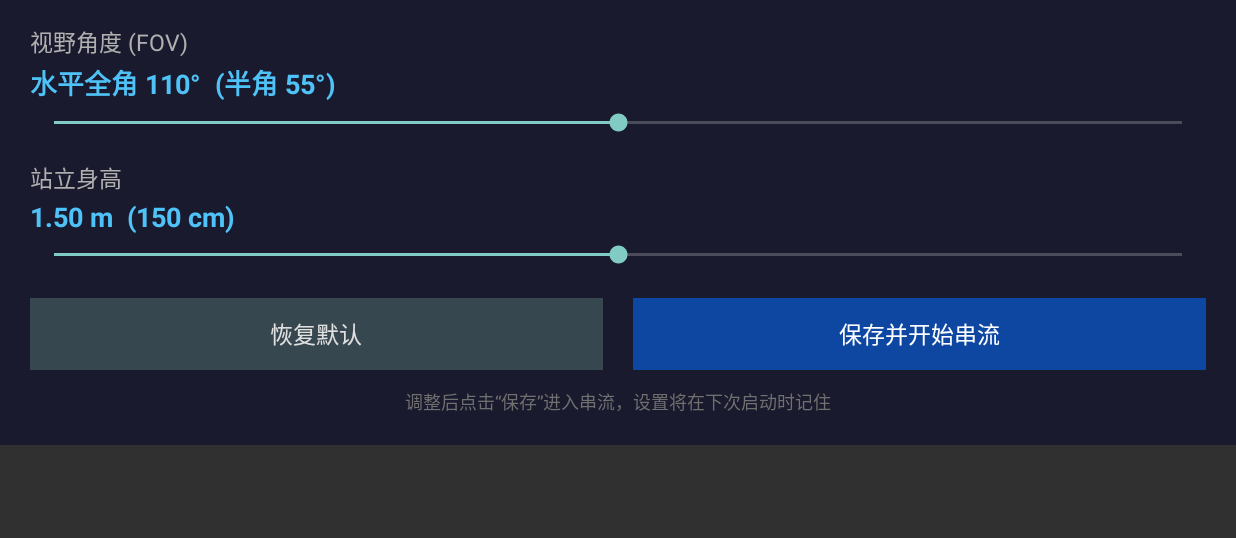
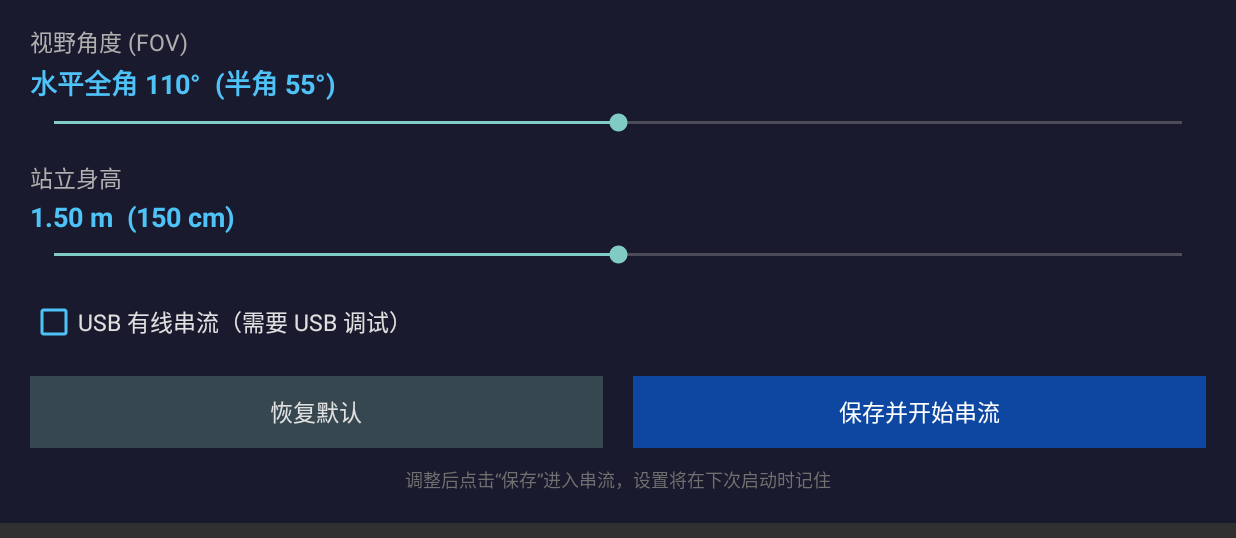
Before and after one commit to xys20071111/ALVR-Client-For-Pico-Neo-2, an Android app: the screen it shows after launch (SettingsActivity), on a phone screen of 824 x 412 dp (held sideways), the part 80-618 px from its top. Run offline under Robolectric (Android 15) with nearby library versions, the phone set to English and light mode, and no system bars.

Commit message:
Add USB wired streaming mode

```diff
--- a/app/src/main/java/top/playtbsxys/picostreamer/PicoALVRActivity.java
+++ b/app/src/main/java/top/playtbsxys/picostreamer/PicoALVRActivity.java
@@ -147,7 +147,9 @@ public class PicoALVRActivity extends VRActivity implements RenderInterface {
         Log.i(TAG, "Stream config from prefs: fovH=" + fovH + " fovV=" + fovV + " height=" + height);
         setStreamConfigNative(fovH, fovV, height);
 
-        initializeNative();
+        boolean wiredStreaming = getIntent().getBooleanExtra(
+            "wired_streaming", prefs.getBoolean("wired_streaming", false));
+        initializeNative(wiredStreaming);
         mPvrClient.startVRMode();
     }
 
@@ -342,7 +344,7 @@ public class PicoALVRActivity extends VRActivity implements RenderInterface {
     // ===== Native methods =====
 
     private native void setStreamConfigNative(float fovH, float fovV, float height);
-    private native void initializeNative();
+    private native void initializeNative(boolean wiredStreaming);
     private native void resumeNative();
     private native void pauseNative();
     private native void destroyNative();
--- a/app/src/main/java/top/playtbsxys/picostreamer/SettingsActivity.java
+++ b/app/src/main/java/top/playtbsxys/picostreamer/SettingsActivity.java
@@ -6,6 +6,7 @@ import android.content.SharedPreferences;
 import android.os.Bundle;
 import android.view.View;
 import android.widget.Button;
+import android.widget.CheckBox;
 import android.widget.SeekBar;
 import android.widget.TextView;
 
@@ -30,6 +31,7 @@ public class SettingsActivity extends Activity {
 
     private SeekBar mSbFov;
     private SeekBar mSbHeight;
+    private CheckBox mCbWiredStreaming;
     private TextView mTvFovValue;
     private TextView mTvHeightValue;
     private SharedPreferences mPrefs;
@@ -46,6 +48,7 @@ public class SettingsActivity extends Activity {
 
         mSbFov = findViewById(R.id.sb_fov);
         mSbHeight = findViewById(R.id.sb_height);
+        mCbWiredStreaming = findViewById(R.id.cb_wired_streaming);
         mTvFovValue = findViewById(R.id.tv_fov_value);
         mTvHeightValue = findViewById(R.id.tv_height_value);
         Button btnSave = findViewById(R.id.btn_save);
@@ -54,12 +57,14 @@ public class SettingsActivity extends Activity {
         // Load saved values
         float savedFov = mPrefs.getFloat("fov_h", FOV_DEFAULT);
         float savedHeight = mPrefs.getFloat("standing_height", HEIGHT_DEFAULT);
+        boolean wiredStreaming = mPrefs.getBoolean("wired_streaming", false);
 
         mSbFov.setMax((int)(FOV_MAX - FOV_MIN));
         mSbFov.setProgress((int)(savedFov - FOV_MIN));
 
         mSbHeight.setMax((int)((HEIGHT_MAX - HEIGHT_MIN) * 100));
         mSbHeight.setProgress((int)((savedHeight - HEIGHT_MIN) * 100));
+        mCbWiredStreaming.setChecked(wiredStreaming);
 
         updateFovLabel();
         updateHeightLabel();
@@ -81,13 +86,19 @@ public class SettingsActivity extends Activity {
             public void onClick(View v) {
                 float fovH = getFovValue();
                 float height = getHeightValue();
+                boolean wiredStreaming = mCbWiredStreaming.isChecked();
                 mPrefs.edit()
                     .putFloat("fov_h", fovH)
                     .putFloat("fov_v", fovH)  // square eye buffer: same h/v
                     .putFloat("standing_height", height)
-                    .apply();
+                    .putBoolean("wired_streaming", wiredStreaming)
+                    .commit();
                 // Launch VR activity
-                Intent intent = new Intent(SettingsActivity.this, PicoALVRActivity.class);
+                Class<?> activityClass = wiredStreaming
+                    ? PicoALVRWiredActivity.class
+                    : PicoALVRActivity.class;
+                Intent intent = new Intent(SettingsActivity.this, activityClass);
+                intent.putExtra("wired_streaming", wiredStreaming);
                 startActivity(intent);
                 finish();
             }
@@ -98,6 +109,7 @@ public class SettingsActivity extends Activity {
             public void onClick(View v) {
                 mSbFov.setProgress((int)(FOV_DEFAULT - FOV_MIN));
                 mSbHeight.setProgress((int)((HEIGHT_DEFAULT - HEIGHT_MIN) * 100));
+                mCbWiredStreaming.setChecked(false);
                 updateFovLabel();
                 updateHeightLabel();
             }
--- a/app/src/main/res/layout/activity_settings.xml
+++ b/app/src/main/res/layout/activity_settings.xml
@@ -73,6 +73,16 @@
         android:max="100"
         android:progress="50" />
 
+    <CheckBox
+        android:id="@+id/cb_wired_streaming"
+        android:layout_width="match_parent"
+        android:layout_height="wrap_content"
+        android:layout_marginBottom="20dp"
+        android:buttonTint="#4FC3F7"
+        android:text="@string/settings_wired_label"
+        android:textColor="#E0E0E0"
+        android:textSize="15sp" />
+
     <!-- Buttons -->
     <LinearLayout
         style="?android:attr/buttonBarStyle"
--- a/app/src/main/res/values/strings.xml
+++ b/app/src/main/res/values/strings.xml
@@ -3,6 +3,7 @@
     <string name="settings_title">PicoALVR 串流设置</string>
     <string name="settings_fov_label">视野角度 (FOV)</string>
     <string name="settings_height_label">站立身高</string>
+    <string name="settings_wired_label">USB 有线串流（需要 USB 调试）</string>
     <string name="settings_save">保存并开始串流</string>
     <string name="settings_reset">恢复默认</string>
     <string name="settings_hint">调整后点击“保存”进入串流，设置将在下次启动时记住</string>
```
Also changed, not shown: app/src/main/AndroidManifest.xml (+14 -0 lines), app/src/main/java/top/playtbsxys/picostreamer/PicoALVRWiredActivity.java (added, +8 -0 lines), 2 other files.
